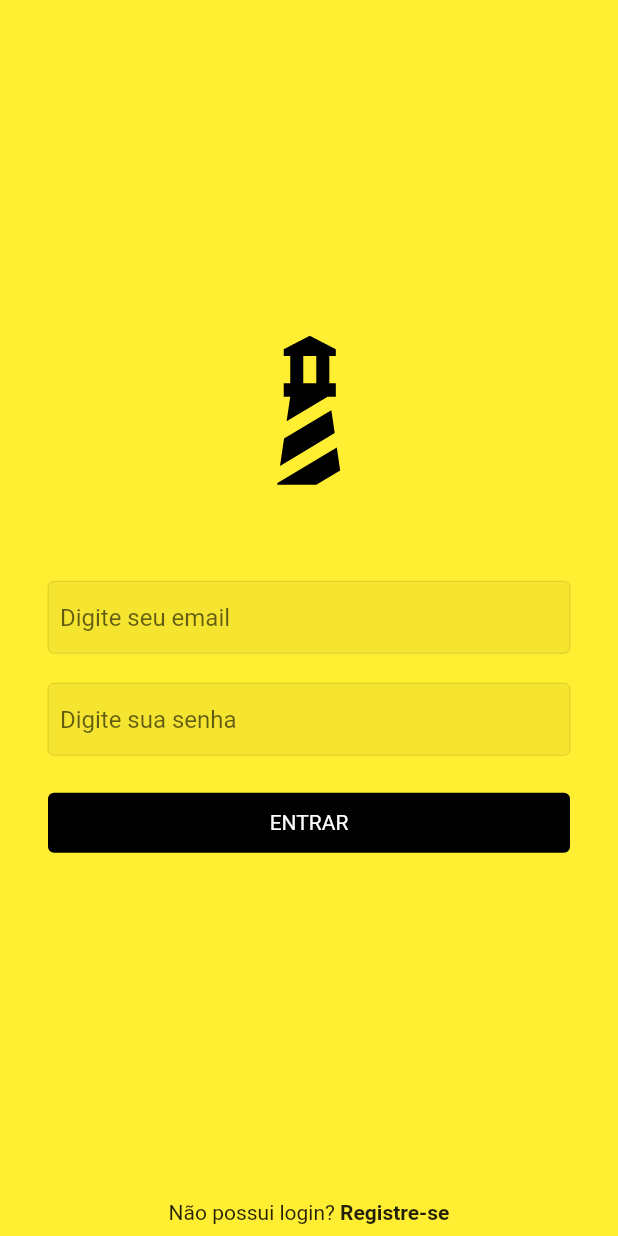
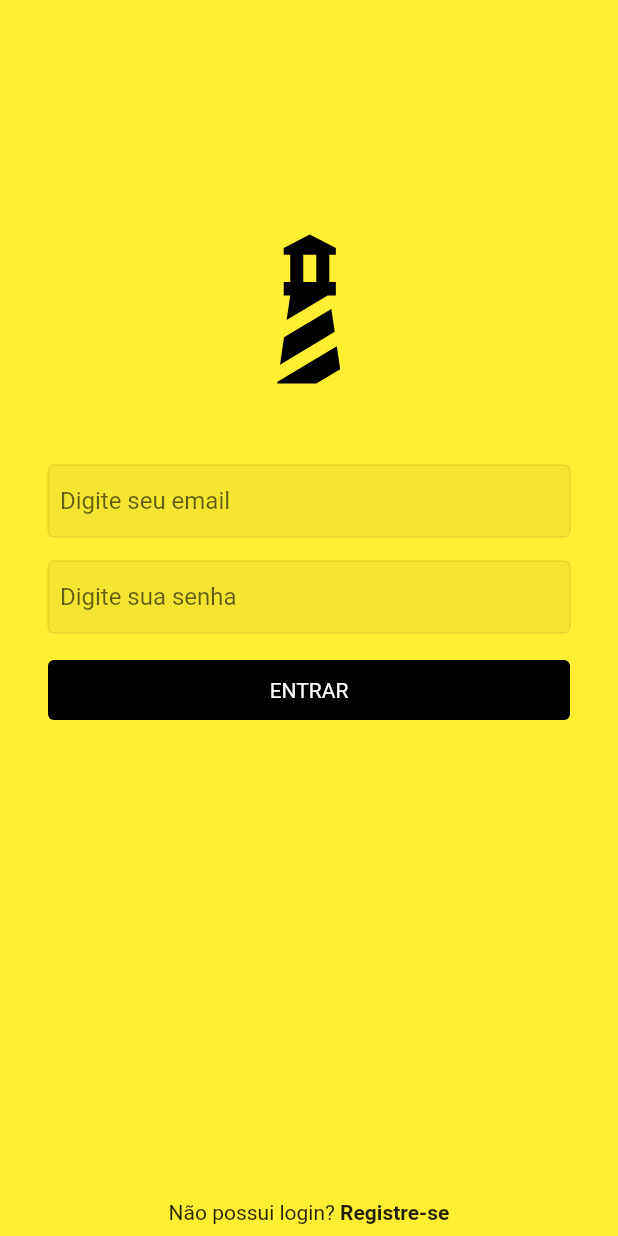
Before and after one commit to romulomello/beacon, a Flutter app: the screen it shows after launch, on a phone screen of 412 x 824 dp. Run offline on Flutter 3.47's test engine with Material 2 defaults, Android fonts, the phone set to English and light mode, and no system bars; our stand-ins replace cloud_firestore, firebase_auth, firebase_core, firebase_storage, flutter_svg, image_picker; accounts and stored records are empty.

```diff
--- a/lib/main.dart
+++ b/lib/main.dart
@@ -4,6 +4,7 @@ import 'package:beacon/resposive/web_screen_layout.dart';
 import 'package:beacon/screens/login_screen.dart';
 import 'package:beacon/screens/signup_screen.dart';
 import 'package:beacon/utils/colors.dart';
+import 'package:firebase_auth/firebase_auth.dart';
 import 'package:flutter/foundation.dart';
 import 'package:flutter/material.dart';
 import 'package:firebase_core/firebase_core.dart';
@@ -44,7 +45,31 @@ class MyApp extends StatelessWidget {
       //  mobileScreenLayout: MobileScreenLayout(),
       //  webScreenLayout: WebScreenLayout(),
       //),
-      home: LoginScreen(),
+      home: StreamBuilder(
+        stream: FirebaseAuth.instance.authStateChanges(),
+        builder: (context, snapshot) {
+          if (snapshot.connectionState == ConnectionState.active) {
+            if (snapshot.hasData) {
+              return const ResponsiveLayout(
+                mobileScreenLayout: MobileScreenLayout(),
+                webScreenLayout: WebScreenLayout(),
+              );
+            } else if (snapshot.hasError) {
+              return Center(
+                child: Text('${snapshot.error}'),
+              );
+            }
+          }
+          if (snapshot.connectionState == ConnectionState.waiting) {
+            return const Center(
+              child: CircularProgressIndicator(
+                color: Color.fromARGB(255, 255, 255, 255),
+              ),
+            );
+          }
+          return const LoginScreen();
+        },
+      ),
     );
   }
 }
--- /dev/null
+++ b/lib/models/user.dart
@@ -0,0 +1,28 @@
+import 'package:flutter/material.dart';
+
+class User {
+  final String email;
+  final String uid;
+  final String photoUrl;
+  final String username;
+  final List followers;
+  final List following;
+
+  const User({
+    required this.email,
+    required this.uid,
+    required this.photoUrl,
+    required this.username,
+    required this.followers,
+    required this.following,
+  });
+
+  Map<String, dynamic> toJson() => {
+        "username": username,
+        "uid": uid,
+        "email": email,
+        "photoUrl": photoUrl,
+        "followers": followers,
+        "following": following,
+      };
+}
--- a/lib/screens/login_screen.dart
+++ b/lib/screens/login_screen.dart
@@ -1,4 +1,8 @@
+import 'package:beacon/resposive/mobile_screen_layout.dart';
+import 'package:beacon/resposive/resposive_layout_screen.dart';
+import 'package:beacon/resposive/web_screen_layout.dart';
 import 'package:beacon/screens/home_screen.dart';
+import 'package:beacon/screens/signup_screen.dart';
 import 'package:beacon/utils/utils.dart';
 import 'package:flutter/material.dart';
 import 'package:beacon/utils/colors.dart';
@@ -33,8 +37,14 @@ class _LoginScreenState extends State<LoginScreen> {
         email: _emailController.text, password: _passwordController.text);
 
     if (res == "Logado com sucesso") {
-      Navigator.of(context).pushReplacement(
-          MaterialPageRoute(builder: (context) => const HomeScreen()));
+      Navigator.of(context).pushAndRemoveUntil(
+          MaterialPageRoute(
+            builder: (context) => const ResponsiveLayout(
+              mobileScreenLayout: MobileScreenLayout(),
+              webScreenLayout: WebScreenLayout(),
+            ),
+          ),
+          (route) => false);
     } else {
       showSnackBar(res, context);
     }
@@ -53,21 +63,21 @@ class _LoginScreenState extends State<LoginScreen> {
           width: double.infinity,
           child:
               Column(crossAxisAlignment: CrossAxisAlignment.center, children: [
-            Flexible(child: Container(), flex: 2),
+            Flexible(child: Container(), flex: 1),
             //Logo
             SvgPicture.asset(
               'assets/logo.svg',
               //color: primaryColor,
               height: 100,
             ),
-            const SizedBox(height: 64),
+            const SizedBox(height: 54),
             //Email
             TextFieldInput(
               hintText: 'Digite seu email',
               textInputType: TextInputType.emailAddress,
               textEditingController: _emailController,
             ),
-            const SizedBox(height: 20),
+            const SizedBox(height: 16),
             //Senha
             TextFieldInput(
               hintText: 'Digite sua senha',
@@ -75,7 +85,7 @@ class _LoginScreenState extends State<LoginScreen> {
               textEditingController: _passwordController,
               isPass: true,
             ),
-            const SizedBox(height: 25),
+            const SizedBox(height: 18),
             InkWell(
               child: Container(
                 child: !_isLoading
@@ -110,7 +120,10 @@ class _LoginScreenState extends State<LoginScreen> {
                 ),
               ),
               GestureDetector(
-                onTap: () {},
+                onTap: () {
+                  Navigator.of(context).pushReplacement(MaterialPageRoute(
+                      builder: (context) => const SignupScreen()));
+                },
                 child: Container(
                   child: const Text(
                     "Registre-se",
--- a/pubspec.yaml
+++ b/pubspec.yaml
@@ -35,6 +35,7 @@ dependencies:
     sdk: flutter
   flutter_svg: ^1.0.3
   image_picker: ^0.8.4+6
+  network_to_file_image: ^3.1.0
 
 dev_dependencies:
   flutter_lints: ^1.0.0
```
Also changed, not shown: lib/resources/auth_methods.dart (+18 -12 lines), lib/resources/storage_methods.dart (+7 -0 lines), lib/resposive/mobile_screen_layout.dart (+30 -2 lines), lib/screens/signup_screen.dart (+19 -2 lines), pubspec.lock.
